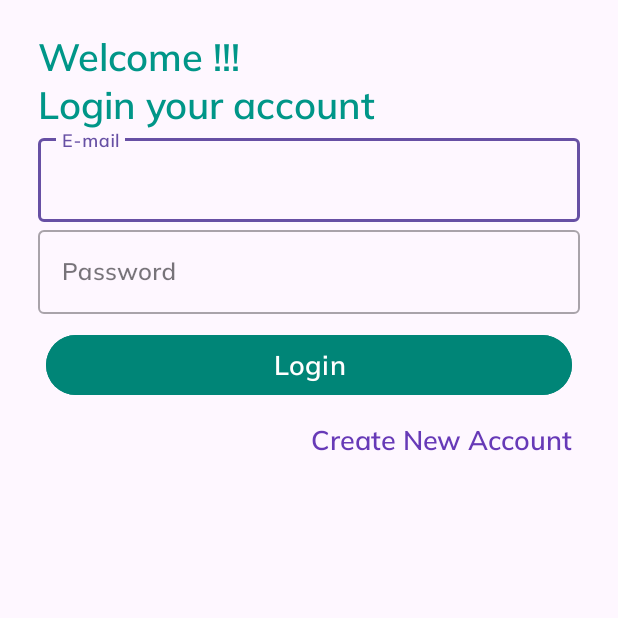
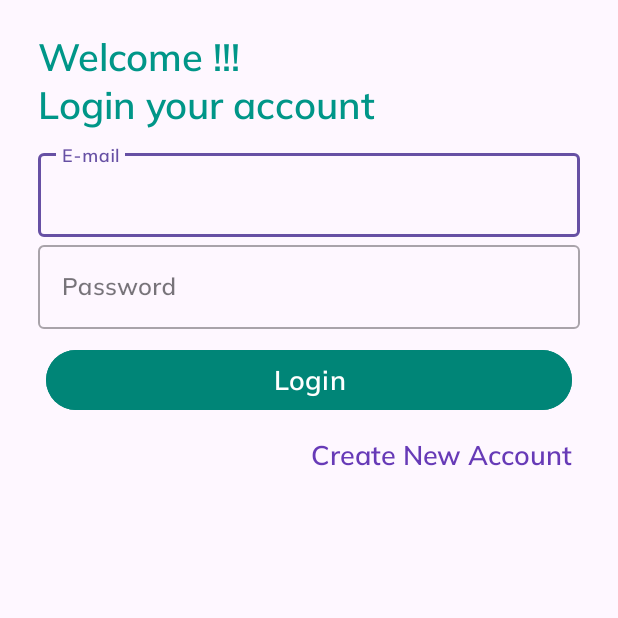
Before and after one commit to jubayer282/FireNotes, an Android app: the Login screen opened directly, with no data from a screen before it, on a phone screen of 412 x 824 dp, the top half of it. Run offline under Robolectric (Android 15) with nearby library versions, the phone set to English and light mode, and no system bars; our stand-ins replace Firebase (no records; nobody signed in at launch, a user with empty details on screens opened directly).

Commit message:
arror solve

```diff
--- a/app/src/main/java/com/jubayer/firebasenotes/AddNote.java
+++ b/app/src/main/java/com/jubayer/firebasenotes/AddNote.java
@@ -27,7 +27,6 @@ import java.util.HashMap;
 import java.util.Map;
 
 public class AddNote extends AppCompatActivity {
-
     FirebaseFirestore fStore;
     EditText noteTitle,noteContent;
     ProgressBar progressBarSave;
@@ -40,6 +39,7 @@ public class AddNote extends AppCompatActivity {
         Toolbar toolbar = findViewById(R.id.toolbar);
         setSupportActionBar(toolbar);
 
+        getSupportActionBar().setDisplayHomeAsUpEnabled(true);
 
         progressBarSave = findViewById(R.id.progressBar);
         user = FirebaseAuth.getInstance().getCurrentUser();
--- a/app/src/main/java/com/jubayer/firebasenotes/Login.java
+++ b/app/src/main/java/com/jubayer/firebasenotes/Login.java
@@ -110,14 +110,14 @@ public class Login extends AppCompatActivity {
     private void showWarning() {
         AlertDialog.Builder warning = new AlertDialog.Builder(this)
                 .setTitle("Are you sure?")
-                .setMessage("Linking Existing Account will delete all the team notes. Create New Acoount to Save them.")
+                .setMessage("Linking Existing Account will delete all the notes. Create New Account to Save them.")
                 .setPositiveButton("Save Note", new DialogInterface.OnClickListener() {
                     @Override
                     public void onClick(DialogInterface dialogInterface, int i) {
                         startActivity(new Intent(getApplicationContext(), Register.class));
                         finish();
                     }
-                }).setNegativeButton("Its Ok", new DialogInterface.OnClickListener() {
+                }).setNegativeButton("It's ok", new DialogInterface.OnClickListener() {
                     @Override
                     public void onClick(DialogInterface dialogInterface, int i) {
 
--- a/app/src/main/res/drawable/baseline_save_24.xml
+++ b/app/src/main/res/drawable/baseline_save_24.xml
@@ -1,4 +1,4 @@
-<vector android:height="24dp" android:tint="#720E7D"
+<vector android:height="24dp" android:tint="#FFFFFF"
     android:viewportHeight="24" android:viewportWidth="24"
     android:width="24dp" xmlns:android="http://schemas.android.com/apk/res/android">
     <path android:fillColor="@android:color/white" android:pathData="M17,3L5,3c-1.11,0 -2,0.9 -2,2v14c0,1.1 0.89,2 2,2h14c1.1,0 2,-0.9 2,-2L21,7l-4,-4zM12,19c-1.66,0 -3,-1.34 -3,-3s1.34,-3 3,-3 3,1.34 3,3 -1.34,3 -3,3zM15,9L5,9L5,5h10v4z"/>
--- a/app/src/main/res/layout/activity_add_note.xml
+++ b/app/src/main/res/layout/activity_add_note.xml
@@ -45,6 +45,7 @@
         android:layout_height="wrap_content"
         android:layout_margin="16dp"
         android:src="@drawable/baseline_save_24"
+        android:tintMode="@color/white"
         app:backgroundTint="@color/colorPrimary"
         app:layout_constraintBottom_toBottomOf="parent"
         app:layout_constraintEnd_toEndOf="parent"
--- a/app/src/main/res/layout/activity_login.xml
+++ b/app/src/main/res/layout/activity_login.xml
@@ -28,7 +28,8 @@
             android:layout_width="match_parent"
             android:layout_height="wrap_content"
             android:layout_marginStart="10dp"
-            android:layout_marginEnd="10dp">
+            android:layout_marginEnd="10dp"
+            android:layout_marginTop="10dp">
 
             <com.google.android.material.textfield.TextInputEditText
                 android:id="@+id/email"
--- a/app/src/main/res/layout/content_add_note.xml
+++ b/app/src/main/res/layout/content_add_note.xml
@@ -18,7 +18,7 @@
         android:backgroundTint="@android:color/transparent"
         android:ems="10"
         android:gravity="start|top"
-        android:hint="Write Your Note Here"
+        android:hint="Write Your Note Here...."
         android:inputType="textMultiLine"
         android:textColor="#000000"
         app:layout_constraintBottom_toBottomOf="parent"
```
Also changed, not shown: app/src/main/java/com/jubayer/firebasenotes/MainActivity.java (+52 -52 lines), app/src/main/res/menu/nav_manu.xml (+5 -3 lines).
